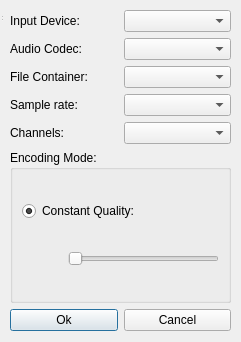
Before: the Qt Designer form src/audiosetting/audioqualityoption.ui in giacomogroppi/writernote-qt, drawn with Qt 5.
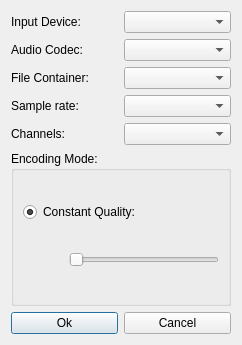
After: the same form once the commit is applied.

Commit message: remove unused class and bug fix

What changed in the file:
```diff
--- a/src/audiosetting/audioqualityoption.ui
+++ b/src/audiosetting/audioqualityoption.ui
@@ -6,22 +6,15 @@
    <rect>
     <x>0</x>
     <y>0</y>
-    <width>241</width>
-    <height>342</height>
+    <width>242</width>
+    <height>345</height>
    </rect>
   </property>
   <property name="windowTitle">
    <string>MainWindow</string>
   </property>
-  <widget class="QWidget" name="centralwidget">
-   <property name="geometry">
-    <rect>
-     <x>10</x>
-     <y>10</y>
-     <width>221</width>
-     <height>321</height>
-    </rect>
-   </property>
+  <layout class="QVBoxLayout" name="verticalLayout">
+   <item>
    <layout class="QGridLayout" name="gridLayout_3">
     <item row="0" column="0" colspan="3">
      <layout class="QGridLayout" name="gridLayout_2">
@@ -138,17 +131,8 @@
      </layout>
     </item>
    </layout>
-  </widget>
-  <widget class="QStatusBar" name="statusbar">
-   <property name="geometry">
-    <rect>
-     <x>0</x>
-     <y>0</y>
-     <width>3</width>
-     <height>22</height>
-    </rect>
-   </property>
-  </widget>
+   </item>
+  </layout>
  </widget>
  <resources/>
  <connections>
```
Lines whose indentation alone changed are shown as unchanged. The commit also changes 42 other files.
